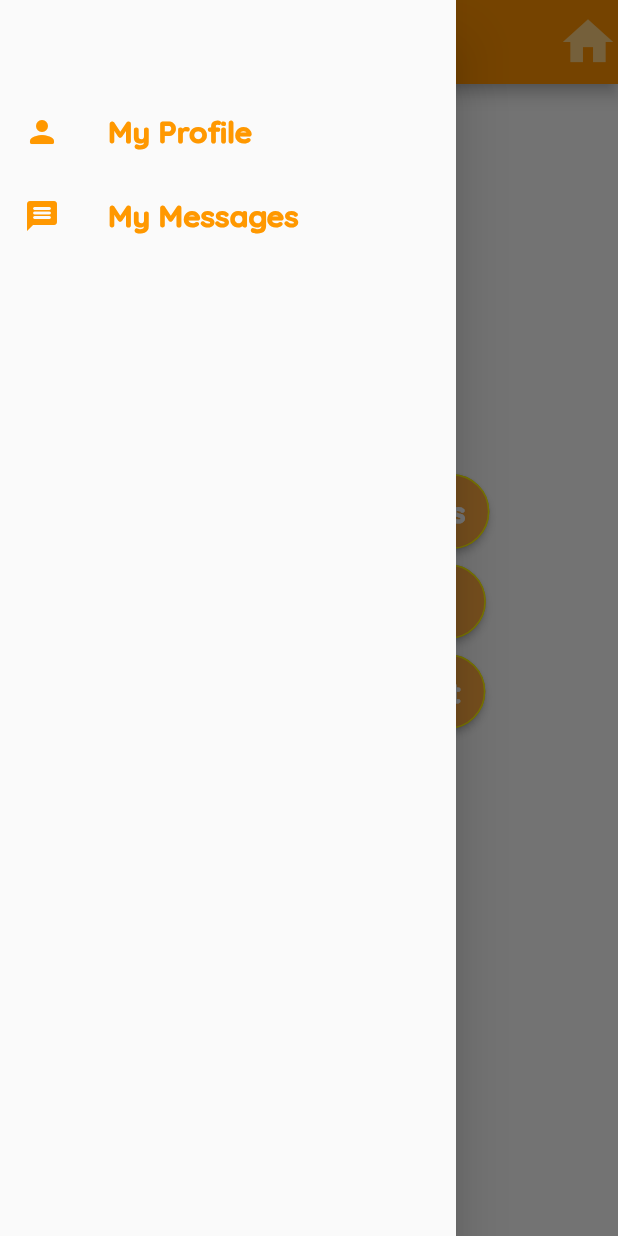
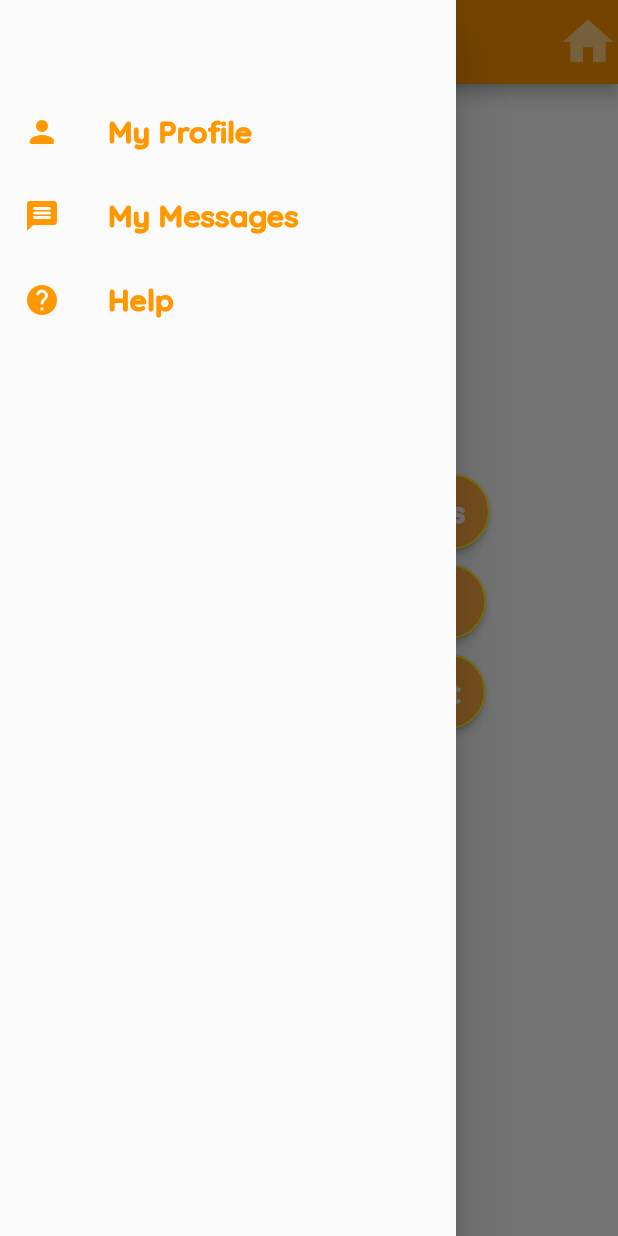
Before and after one commit to TheEdelweissPirate/Respace, a Flutter app: the screen it shows after launch, with the side drawer open, on a phone screen of 412 x 824 dp. Run offline on Flutter 3.47's test engine with Material 2 defaults, Android fonts, the phone set to English and light mode, and no system bars; our stand-ins replace google_maps_flutter; missing offline and left inert: flutter_mapbox_autocomplete.

Commit message:
Added help button

```diff
--- a/lib/pages/home.dart
+++ b/lib/pages/home.dart
@@ -61,10 +61,26 @@ class _HomeState extends State<Home> {
                   // ...
                 },
               ),
+              ListTile(
+                leading: Icon(Icons.help_rounded,
+                    color: Colors.orange),
+                title: Text('Help',
+                  style: TextStyle(
+                    color: Colors.orange,
+                    fontSize: 20.0,
+                    fontFamily: 'Quicksand',
+                    fontWeight: FontWeight.w900,),),
+                onTap: () {
+                  // Update the state of the app.
+                  // ...
+                },
+              ),
             ],
           ),
 
-        ),
+          ),
+
+
 
 
         body: SafeArea(
```
Also changed, not shown: 1 other file.
